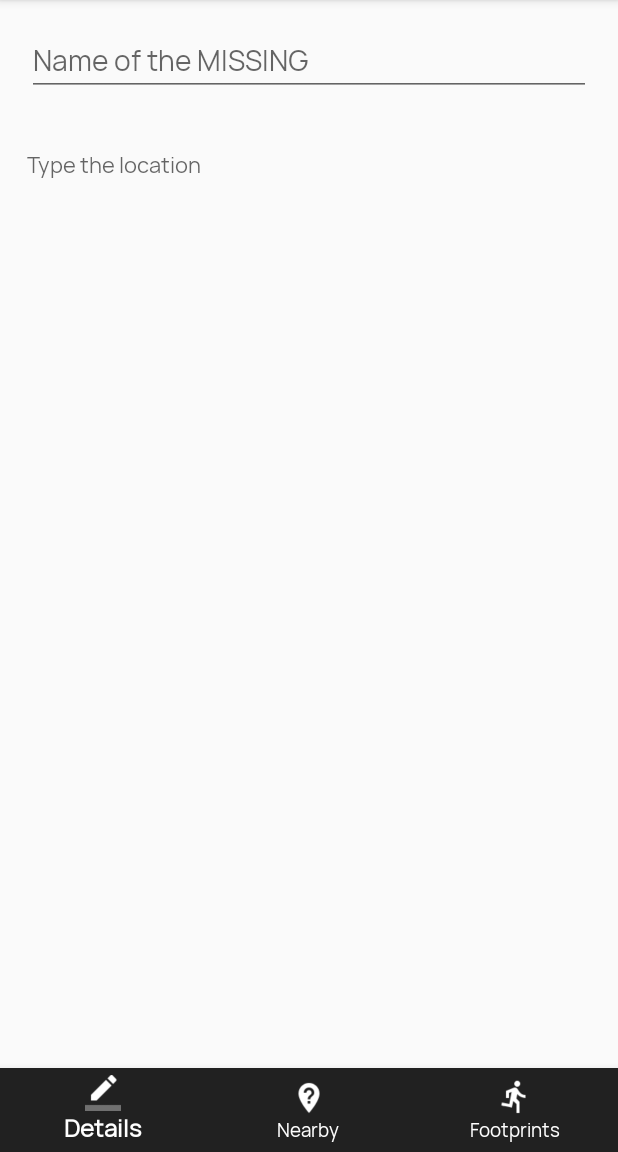
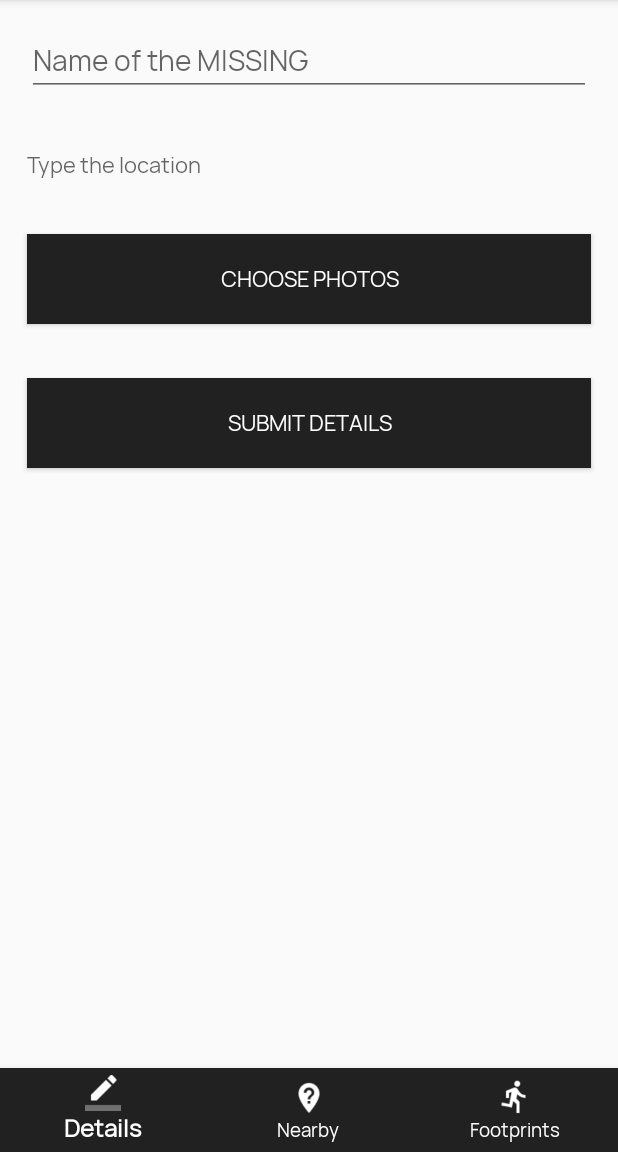
Before and after one commit to capturemathan/Spotted, an Android app: the fragment NearbyFragment placed in its activity, on a phone screen of 412 x 824 dp, the part 84-1236 px from its top. Run offline under Robolectric (Android 15) with nearby library versions, the phone set to English and light mode, and no system bars; libraries missing offline, so code that uses them is left out: com.seatgeek.placesautocomplete; plain views replace MaterialEditText, PlacesAutocompleteTextView; 2 statements that could not run were skipped.

Commit message:
Completed Nearby :>

```diff
--- a/app/src/main/java/io/github/capturemathan/spotted/MainActivity.java
+++ b/app/src/main/java/io/github/capturemathan/spotted/MainActivity.java
@@ -30,7 +30,7 @@ public class MainActivity extends AppCompatActivity {
         b2.setOnClickListener(new View.OnClickListener() {
             @Override
             public void onClick(View v) {
-                startActivity(new Intent(MainActivity.this, DetailsActivity.class));
+                startActivity(new Intent(MainActivity.this, SpottedActivity.class));
             }
         });
     }
--- a/app/src/main/java/io/github/capturemathan/spotted/NearbyFragment.java
+++ b/app/src/main/java/io/github/capturemathan/spotted/NearbyFragment.java
@@ -1,5 +1,8 @@
 package io.github.capturemathan.spotted;
 
+import android.content.Intent;
+import android.net.Uri;
+import android.os.AsyncTask;
 import android.os.Bundle;
 import android.support.annotation.Nullable;
 import android.support.v4.app.Fragment;
@@ -7,6 +10,8 @@ import android.util.Log;
 import android.view.LayoutInflater;
 import android.view.View;
 import android.view.ViewGroup;
+import android.widget.Button;
+import android.widget.EditText;
 import android.widget.Toast;
 
 import com.seatgeek.placesautocomplete.DetailsCallback;
@@ -16,11 +21,42 @@ import com.seatgeek.placesautocomplete.model.Place;
 import com.seatgeek.placesautocomplete.model.PlaceDetails;
 
 public class NearbyFragment extends Fragment {
+    String nearbyloc;
+    String nearname, url;
+    Button nearbypics, nearbysubmit;
+    EditText nearbyname;
+    final int PICK_IMAGE_REQUEST = 1;
+
     @Nullable
     @Override
     public View onCreateView(LayoutInflater inflater, @Nullable ViewGroup container, @Nullable Bundle savedInstanceState) {
+
         View rootview = inflater.inflate(R.layout.fragment_nearby, null);
-        final PlacesAutocompleteTextView placesAutocomplete = rootview.findViewById(R.id.places_autocomplete);
+
+        nearbyname = rootview.findViewById(R.id.nearbyname);
+        nearbypics = rootview.findViewById(R.id.nearby_choosephotos);
+        nearbysubmit = rootview.findViewById(R.id.nearbybutton);
+
+        nearbysubmit.setOnClickListener(new View.OnClickListener() {
+            @Override
+            public void onClick(View v) {
+                nearname = nearbyname.getText().toString();
+                new getresponse().execute();
+            }
+        });
+
+        nearbypics.setOnClickListener(new View.OnClickListener() {
+            @Override
+            public void onClick(View v) {
+                Intent intent = new Intent();
+                intent.setType("image/*");
+                intent.putExtra(Intent.EXTRA_ALLOW_MULTIPLE, true);
+                intent.setAction(Intent.ACTION_GET_CONTENT);
+                startActivityForResult(Intent.createChooser(intent, "Select Picture"), PICK_IMAGE_REQUEST);
+            }
+        });
+
+        final PlacesAutocompleteTextView placesAutocomplete = rootview.findViewById(R.id.nearbyplaces_autocomplete);
         placesAutocomplete.setOnPlaceSelectedListener(
                 new OnPlaceSelectedListener() {
                     @Override
@@ -29,7 +65,8 @@ public class NearbyFragment extends Fragment {
                         placesAutocomplete.getDetailsFor(place, new DetailsCallback() {
                             @Override
                             public void onSuccess(PlaceDetails placeDetails) {
-                                Toast.makeText(getContext(), placeDetails.toString()
+                                nearbyloc = placeDetails.name;
+                                Toast.makeText(getContext(), placeDetails.name
                                         , Toast.LENGTH_SHORT).show();
                             }
 
@@ -44,4 +81,43 @@ public class NearbyFragment extends Fragment {
         );
         return rootview;
     }
+
+    private class getresponse extends AsyncTask<Void, Void, Void> {
+        @Override
+        protected void onPreExecute() {
+            super.onPreExecute();
+            Toast.makeText(getActivity(), "Sending Data", Toast.LENGTH_LONG).show();
+        }
+
+        @Override
+        protected Void doInBackground(Void... voids) {
+
+            url = "http://192.168.43.191/nearby.php?name=" + nearname + "&location=" + nearbyloc;
+            Log.v("url", url);
+            /*HttpHandler sh = new HttpHandler();
+            // Making a request to url and getting response
+            String jsonStr = sh.makeServiceCall(url);
+            Log.e("MainActivity", "Response from url: " + jsonStr);
+            try {
+                Document doc = Jsoup.connect(url).get();
+                Log.v("page", doc.toString());
+                Element e = doc.select("p#mathan").first();
+                m = e.text();
+            } catch (IOException e1) {
+                e1.printStackTrace();
+            }*/
+            return null;
+        }
+
+        @Override
+        protected void onPostExecute(Void aVoid) {
+            //t.setText(m);
+            Toast.makeText(getActivity(), "Details Submitted", Toast.LENGTH_SHORT).show();
+            Intent intent = new Intent(Intent.ACTION_VIEW);
+            intent.setData(Uri.parse(url));
+            startActivity(intent);
+            super.onPostExecute(aVoid);
+        }
+    }
+
 }
--- a/app/src/main/res/layout/fragment_nearby.xml
+++ b/app/src/main/res/layout/fragment_nearby.xml
@@ -5,19 +5,40 @@
     android:layout_height="match_parent">
 
     <com.rengwuxian.materialedittext.MaterialEditText
-        android:id="@+id/personname"
+        android:id="@+id/nearbyname"
         android:layout_width="match_parent"
         android:layout_height="wrap_content"
         android:layout_margin="18dp"
-        android:hint="Name of the MISSING" />
+        android:hint="Name of the MISSING"
+        app:met_floatingLabel="highlight"/>
 
     <com.seatgeek.placesautocomplete.PlacesAutocompleteTextView
-        android:id="@+id/places_autocomplete"
+        android:id="@+id/nearbyplaces_autocomplete"
         android:layout_width="match_parent"
         android:layout_height="wrap_content"
-        android:layout_below="@+id/personname"
+        android:layout_below="@+id/nearbyname"
         android:layout_margin="18dp"
         android:hint="Type the location"
         app:pacv_googleMapsApiKey="@string/maps_key" />
 
+    <Button
+        android:id="@+id/nearby_choosephotos"
+        android:layout_width="match_parent"
+        android:layout_height="60dp"
+        android:layout_below="@+id/nearbyplaces_autocomplete"
+        android:layout_margin="18dp"
+        android:background="@color/primary"
+        android:text="CHOOSE PHOTOS"
+        android:textColor="@color/textWhite" />
+
+    <Button
+        android:id="@+id/nearbybutton"
+        android:layout_width="match_parent"
+        android:layout_height="60dp"
+        android:layout_below="@+id/nearby_choosephotos"
+        android:layout_margin="18dp"
+        android:background="@color/primary"
+        android:text="SUBMIT DETAILS"
+        android:textColor="@color/textWhite" />
+
 </RelativeLayout>
```
